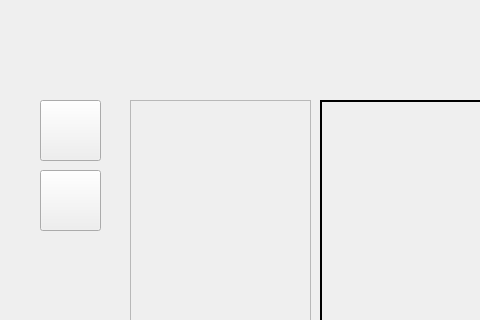
The window that mainwindow.ui (CatherineBao/color-alchemy) describes before a commit, drawn with Qt 5; both pictures show x 0 to 480 and y 0 to 320 of the 1005 by 625 pixel window.
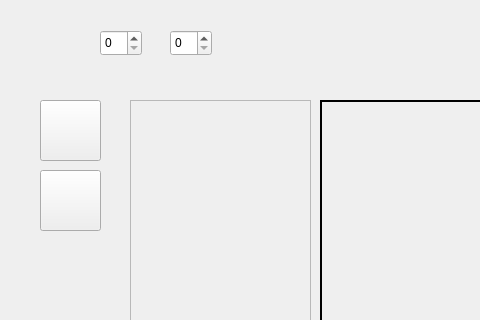
The same window after the commit. Icons and pictures are not drawn.

```diff
--- a/mainwindow.ui
+++ b/mainwindow.ui
@@ -102,6 +102,26 @@
      </property>
     </widget>
    </widget>
+   <widget class="QSpinBox" name="heightSpinBox">
+    <property name="geometry">
+     <rect>
+      <x>100</x>
+      <y>30</y>
+      <width>42</width>
+      <height>26</height>
+     </rect>
+    </property>
+   </widget>
+   <widget class="QSpinBox" name="widthSpinBox">
+    <property name="geometry">
+     <rect>
+      <x>170</x>
+      <y>30</y>
+      <width>42</width>
+      <height>26</height>
+     </rect>
+    </property>
+   </widget>
   </widget>
   <widget class="QStatusBar" name="statusbar"/>
  </widget>
```
